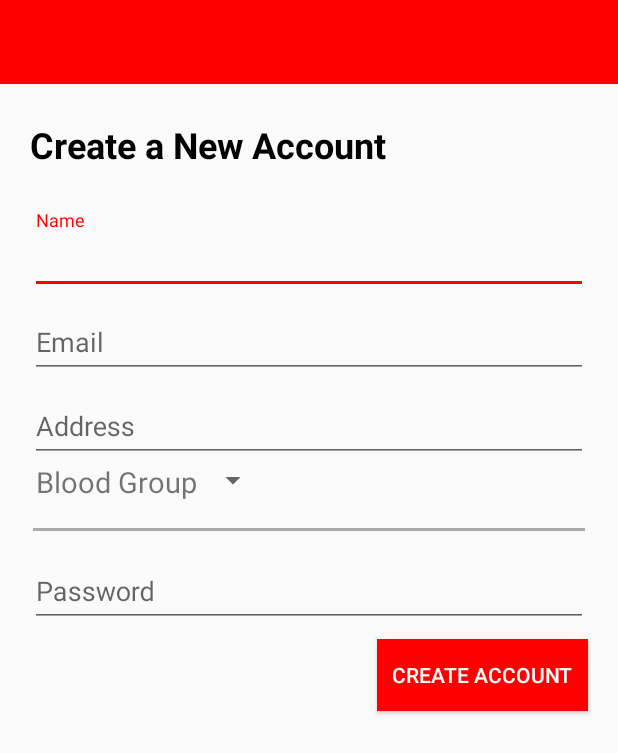
After one commit to Sukrit-Mehta/LetsShareLife, an Android app: the RegisterActivity screen opened directly, with no data from a screen before it, on a phone screen of 412 x 824 dp. The commit adds this screen. Shown: the top 753 px of the screen. Run offline under Robolectric (Android 15) with nearby library versions, the phone set to English and light mode, and no system bars; our stand-ins replace Firebase (no records; nobody signed in at launch, a user with empty details on screens opened directly).

Commit message:
Login and Signup functionality added.

```diff
--- a/app/build.gradle
+++ b/app/build.gradle
@@ -50,4 +50,6 @@ dependencies {
 
 
 
+
+
 apply plugin: 'com.google.gms.google-services'
--- a/app/src/main/AndroidManifest.xml
+++ b/app/src/main/AndroidManifest.xml
@@ -4,9 +4,8 @@
 
     <application
         android:allowBackup="true"
-        android:icon="@mipmap/ic_launcher"
+        android:icon="@drawable/blooddonation"
         android:label="@string/app_name"
-        android:roundIcon="@mipmap/ic_launcher_round"
         android:supportsRtl="true"
         android:theme="@style/AppTheme">
         <activity
@@ -28,6 +27,8 @@
                 <category android:name="android.intent.category.LAUNCHER" />
             </intent-filter>
         </activity>
+        <activity android:name=".Activities.LoginActivity" />
+        <activity android:name=".Activities.RegisterActivity"></activity>
     </application>
 
 </manifest>
--- /dev/null
+++ b/app/src/main/java/com/example/medicinereminder/lifeshare/Activities/RegisterActivity.java
@@ -0,0 +1,107 @@
+package com.example.medicinereminder.lifeshare.Activities;
+
+import android.app.ProgressDialog;
+import android.content.Intent;
+import android.os.Bundle;
+import android.support.annotation.NonNull;
+import android.support.design.widget.TextInputLayout;
+import android.support.v7.app.AppCompatActivity;
+import android.text.TextUtils;
+import android.view.View;
+import android.widget.Button;
+import android.widget.Toast;
+
+import com.example.medicinereminder.lifeshare.R;
+import com.google.android.gms.tasks.OnCompleteListener;
+import com.google.android.gms.tasks.Task;
+import com.google.firebase.auth.AuthResult;
+import com.google.firebase.auth.FirebaseAuth;
+import com.google.firebase.auth.FirebaseUser;
+import com.google.firebase.database.DatabaseReference;
+import com.google.firebase.database.FirebaseDatabase;
+import com.google.firebase.iid.FirebaseInstanceId;
+
+import java.util.HashMap;
+
+public class RegisterActivity extends AppCompatActivity {
+
+    private FirebaseAuth mAuth;
+    private DatabaseReference mDatabase, mUserDatabase;
+    TextInputLayout tvName, tvEmail, tvAddress, tvPassword;
+    String name, email, address, bloodGroup, password;
+    String uid, deviceToken;
+    Button mCreateButton;
+
+    ProgressDialog progressDialog;
+
+    @Override
+    protected void onCreate(Bundle savedInstanceState) {
+        super.onCreate(savedInstanceState);
+        setContentView(R.layout.activity_register);
+
+        mAuth = FirebaseAuth.getInstance();
+        mDatabase = FirebaseDatabase.getInstance().getReference();
+
+        tvName = findViewById(R.id.reg_display_name);
+        tvEmail = findViewById(R.id.login_email);
+        tvAddress = findViewById(R.id.homeAddress);
+        tvPassword = findViewById(R.id.password_password);
+        mCreateButton = findViewById(R.id.reg_create_btn);
+        progressDialog = new ProgressDialog(this);
+
+        mCreateButton.setOnClickListener(new View.OnClickListener() {
+            @Override
+            public void onClick(View v) {
+                name = tvName.getEditText().getText().toString();
+                email = tvEmail.getEditText().getText().toString();
+                address = tvAddress.getEditText().getText().toString();
+                password = tvPassword.getEditText().getText().toString();
+
+                if ((!TextUtils.isEmpty(name)) || (!TextUtils.isEmpty(email)) || (!TextUtils.isEmpty(address)) || (!TextUtils.isEmpty(password))) {
+                    progressDialog.setTitle("Registering User...");
+                    progressDialog.setMessage("Please wait while we create your account...");
+                    progressDialog.setCanceledOnTouchOutside(false);
+                    progressDialog.show();
+                    registerUser(name, email, address, bloodGroup, password);
+                }
+            }
+        });
+    }
+
+    private void registerUser(final String name, final String email, final String address, final String bloodGroup, final String password) {
+        mAuth.createUserWithEmailAndPassword(email, password)
+                .addOnCompleteListener(new OnCompleteListener<AuthResult>() {
+                    @Override
+                    public void onComplete(@NonNull Task<AuthResult> task) {
+                        if (task.isSuccessful()) {
+                            FirebaseUser firebaseUser = FirebaseAuth.getInstance().getCurrentUser();
+                            uid = firebaseUser.getUid();
+                            deviceToken = FirebaseInstanceId.getInstance().getToken();
+                            mUserDatabase = mDatabase.child("Users").child(uid);
+
+                            HashMap<String, String> hashMap = new HashMap<>();
+                            hashMap.put("name", name);
+                            hashMap.put("email", email);
+                            hashMap.put("address", address);
+                            hashMap.put("blood_group", bloodGroup);
+                            hashMap.put("password", password);
+                            hashMap.put("device_token", deviceToken);
+
+                            mUserDatabase.setValue(hashMap)
+                                    .addOnCompleteListener(new OnCompleteListener<Void>() {
+                                        @Override
+                                        public void onComplete(@NonNull Task<Void> task) {
+                                            if (task.isSuccessful()) {
+                                                Toast.makeText(RegisterActivity.this, "You have successfully registered", Toast.LENGTH_SHORT).show();
+                                                Intent mainIntent = new Intent(RegisterActivity.this, HomeActivity.class);
+                                                mainIntent.addFlags(Intent.FLAG_ACTIVITY_NEW_TASK | Intent.FLAG_ACTIVITY_CLEAR_TASK);
+                                                startActivity(mainIntent);
+                                                finish();
+                                            }
+                                        }
+                                    });
+                        }
+                    }
+                });
+    }
+}
--- a/app/src/main/java/com/example/medicinereminder/lifeshare/Activities/SplashScreenActivity.java
+++ b/app/src/main/java/com/example/medicinereminder/lifeshare/Activities/SplashScreenActivity.java
@@ -23,7 +23,10 @@ public class SplashScreenActivity extends AppCompatActivity {
         Runnable runnable=new Runnable() {
             @Override
             public void run() {
-                startActivity(new Intent(SplashScreenActivity.this,HomeActivity.class));
+                Intent intent = new Intent(SplashScreenActivity.this,LoginActivity.class);
+                intent.addFlags(Intent.FLAG_ACTIVITY_NEW_TASK | Intent.FLAG_ACTIVITY_CLEAR_TASK);
+                startActivity(intent);
+                finish();
             }
         };
         handler.postDelayed(runnable,2000);
--- a/app/src/main/java/com/example/medicinereminder/lifeshare/Fragments/FirstFragment.java
+++ b/app/src/main/java/com/example/medicinereminder/lifeshare/Fragments/FirstFragment.java
@@ -39,7 +39,7 @@ public class FirstFragment extends Fragment {
             arrayList.add(new RequiredModel("Name "+(i+1),"Address",
                     "Hospital","898088089",
                     "B+","test"+(i+1)+"@gmail.com",(i+1)+"","02-03-2018",
-                    "08-03-2018"));
+                    "08-03-2018","password"));
         }
         setRecyclerView(arrayList);
         return fragmentRootView;
--- /dev/null
+++ b/app/src/main/res/layout/activity_register.xml
@@ -0,0 +1,211 @@
+<?xml version="1.0" encoding="utf-8"?>
+<RelativeLayout xmlns:android="http://schemas.android.com/apk/res/android"
+    xmlns:app="http://schemas.android.com/apk/res-auto"
+    xmlns:tools="http://schemas.android.com/tools"
+    android:layout_width="match_parent"
+    android:layout_height="match_parent"
+    tools:context="com.example.medicinereminder.lifeshare.Activities.LoginActivity">
+
+    <include layout="@layout/app_bar_layout" android:id="@+id/register_toolbar"
+        />
+
+    <TextView
+        android:layout_width="wrap_content"
+        android:layout_height="wrap_content"
+        android:layout_marginTop="80dp"
+        android:textSize="24sp"
+        android:textColor="#000000"
+        android:textStyle="bold"
+        android:layout_marginLeft="20dp"
+        android:text="Create a New Account"
+        />
+    <android.support.design.widget.TextInputLayout
+        android:layout_width="match_parent"
+        android:layout_height="wrap_content"
+        android:layout_alignParentTop="true"
+        android:layout_centerHorizontal="true"
+        android:layout_marginLeft="40dp"
+        android:layout_marginTop="140dp"
+        android:id="@+id/reg_display_name"
+        >
+
+        <EditText
+            android:layout_width="match_parent"
+            android:layout_height="wrap_content"
+            android:hint="Name" />
+    </android.support.design.widget.TextInputLayout>
+
+    <android.support.design.widget.TextInputLayout
+        android:layout_width="match_parent"
+        android:layout_height="wrap_content"
+        android:layout_below="@+id/reg_display_name"
+        android:layout_centerHorizontal="true"
+        android:layout_marginLeft="40dp"
+        android:id="@+id/login_email">
+
+        <EditText
+            android:layout_width="match_parent"
+            android:layout_height="wrap_content"
+            android:hint="Email"
+            android:inputType="textEmailAddress"/>
+    </android.support.design.widget.TextInputLayout>
+
+    <android.support.design.widget.TextInputLayout
+        android:layout_width="match_parent"
+        android:layout_height="wrap_content"
+        android:layout_below="@+id/login_email"
+        android:layout_centerHorizontal="true"
+        android:layout_marginLeft="40dp"
+        android:id="@+id/homeAddress">
+
+        <EditText
+            android:layout_width="match_parent"
+            android:layout_height="wrap_content"
+            android:inputType="textPassword"
+            android:hint="Address" />
+    </android.support.design.widget.TextInputLayout>
+
+    <LinearLayout
+        android:layout_width="match_parent"
+        android:layout_height="wrap_content"
+        android:orientation="horizontal"
+        android:layout_below="@+id/homeAddress"
+        android:id="@+id/linearBlood">
+    <TextView
+        android:layout_width="wrap_content"
+        android:layout_height="wrap_content"
+        android:layout_marginStart="24dp"
+        android:textSize="19sp"
+        android:id="@+id/tvBloodGroup"
+        android:text="Blood Group"/>
+    <android.support.v7.widget.AppCompatSpinner
+        android:layout_width="wrap_content"
+        android:layout_height="wrap_content"
+        android:id="@+id/spinner"
+        android:layout_gravity="end"
+        android:layout_marginTop="20dp"
+        ></android.support.v7.widget.AppCompatSpinner>
+    </LinearLayout>
+
+    <View
+        android:layout_width="match_parent"
+        android:layout_height="2dp"
+        android:background="@android:color/darker_gray"
+        android:layout_below="@+id/linearBlood"
+        android:layout_centerHorizontal="true"
+        android:layout_marginStart="44dp"
+        android:id="@+id/view"/>
+
+    <android.support.design.widget.TextInputLayout
+        android:layout_width="match_parent"
+        android:layout_height="wrap_content"
+        android:layout_below="@+id/linearBlood"
+        android:layout_centerHorizontal="true"
+        android:layout_marginTop="10dp"
+        android:layout_marginLeft="40dp"
+
+        android:id="@+id/password_password">
+
+        <EditText
+            android:layout_width="match_parent"
+            android:layout_height="wrap_content"
+            android:inputType="textPassword"
+            android:hint="Password" />
+    </android.support.design.widget.TextInputLayout>
+
+
+    <Button
+        android:id="@+id/reg_create_btn"
+        android:layout_width="wrap_content"
+        android:layout_height="wrap_content"
+        android:layout_alignParentEnd="true"
+        android:layout_below="@+id/password_password"
+        android:layout_marginEnd="20dp"
+        android:layout_marginTop="8dp"
+        android:text="Create Account"
+        android:padding="10dp"
+        android:textColor="#ffffff"
+        android:background="#ff0000"/>
+</RelativeLayout>
+<!--
+<RelativeLayout xmlns:android="http://schemas.android.com/apk/res/android"
+    xmlns:app="http://schemas.android.com/apk/res-auto"
+    xmlns:tools="http://schemas.android.com/tools"
+    android:layout_width="match_parent"
+    android:layout_height="match_parent"
+    tools:context="com.example.sukrit.chatapp.RegisterActivity">
+    <include layout="@layout/app_bar_layout" android:id="@+id/register_toolbar"
+        />
+    <TextView
+        android:layout_width="wrap_content"
+        android:layout_height="wrap_content"
+        android:layout_marginTop="80dp"
+        android:textSize="24sp"
+        android:textColor="#000000"
+        android:textStyle="bold"
+        android:layout_marginLeft="20dp"
+        android:text="Create a New Account"
+        />
+    <android.support.design.widget.TextInputLayout
+        android:layout_width="match_parent"
+        android:layout_height="wrap_content"
+        android:layout_alignParentTop="true"
+        android:layout_centerHorizontal="true"
+        android:layout_marginLeft="40dp"
+        android:layout_marginTop="135dp"
+        android:id="@+id/reg_display_name"
+        >
+
+        <EditText
+            android:layout_width="match_parent"
+            android:layout_height="wrap_content"
+            android:hint="Display Name" />
+    </android.support.design.widget.TextInputLayout>
+
+    <android.support.design.widget.TextInputLayout
+        android:layout_width="match_parent"
+        android:layout_height="wrap_content"
+        android:layout_below="@+id/reg_display_name"
+        android:layout_centerHorizontal="true"
+        android:layout_marginLeft="40dp"
+        android:layout_marginTop="17dp"
+        android:id="@+id/login_email">
+
+        <EditText
+            android:layout_width="match_parent"
+            android:layout_height="wrap_content"
+            android:hint="Email"
+            android:inputType="textEmailAddress"/>
+    </android.support.design.widget.TextInputLayout>
+
+    <android.support.design.widget.TextInputLayout
+        android:layout_width="match_parent"
+        android:layout_height="wrap_content"
+        android:layout_below="@+id/login_email"
+        android:layout_centerHorizontal="true"
+        android:layout_marginTop="17dp"
+        android:layout_marginLeft="40dp"
+
+        android:id="@+id/password_password">
+
+        <EditText
+            android:layout_width="match_parent"
+            android:layout_height="wrap_content"
+            android:inputType="textPassword"
+            android:hint="Password" />
+    </android.support.design.widget.TextInputLayout>
+
+    <Button
+        android:id="@+id/reg_create_btn"
+        android:layout_width="wrap_content"
+        android:layout_height="wrap_content"
+        android:layout_alignParentEnd="true"
+        android:layout_below="@+id/password_password"
+        android:layout_marginEnd="20dp"
+        android:layout_marginTop="37dp"
+        android:text="Create Account"
+        android:padding="10dp"
+        android:textColor="#ffffff"
+        android:background="#ff0000"/>
+</RelativeLayout>
+-->
--- a/app/src/main/res/layout/app_bar_main.xml
+++ b/app/src/main/res/layout/app_bar_main.xml
@@ -24,10 +24,10 @@
 
     <android.support.design.widget.FloatingActionButton
         android:id="@+id/fab"
-        android:layout_width="wrap_content"
-        android:layout_height="wrap_content"
+        android:layout_width="60dp"
+        android:layout_height="60dp"
         android:layout_gravity="bottom|end"
         android:layout_margin="@dimen/fab_margin"
-        app:srcCompat="@android:drawable/ic_dialog_email" />
+        app:srcCompat="@drawable/blooddonation" />
 
 </android.support.design.widget.CoordinatorLayout>
--- a/app/src/main/res/layout/content_main.xml
+++ b/app/src/main/res/layout/content_main.xml
@@ -13,6 +13,7 @@
         android:layout_width="match_parent"
         android:layout_height="wrap_content"
         app:tabMode="fixed"
+        app:tabIndicatorColor="@color/colorPrimary"
         app:tabGravity="fill">
     </android.support.design.widget.TabLayout>
 
--- a/app/src/main/res/values/colors.xml
+++ b/app/src/main/res/values/colors.xml
@@ -2,5 +2,5 @@
 <resources>
     <color name="colorPrimary">#ff0000</color>
     <color name="colorPrimaryDark">#c90000</color>
-    <color name="colorAccent">#FF4081</color>
+    <color name="colorAccent">#ff0000</color>
 </resources>
--- a/app/src/main/res/values/dimens.xml
+++ b/app/src/main/res/values/dimens.xml
@@ -4,6 +4,6 @@
     <dimen name="activity_vertical_margin">16dp</dimen>
     <dimen name="nav_header_vertical_spacing">8dp</dimen>
     <dimen name="nav_header_height">176dp</dimen>
-    <dimen name="fab_margin">16dp</dimen>
+    <dimen name="fab_margin">20dp</dimen>
     <dimen name="appbar_padding_top">8dp</dimen>
 </resources>
```
Also changed, not shown: app/src/main/java/com/example/medicinereminder/lifeshare/Activities/LoginActivity.java (added, +95 -0 lines), app/src/main/java/com/example/medicinereminder/lifeshare/Models/RequiredModel.java (+11 -1 lines), app/src/main/res/layout/activity_login.xml (added, +123 -0 lines), app/src/main/res/drawable/blooddonation.png (added).
